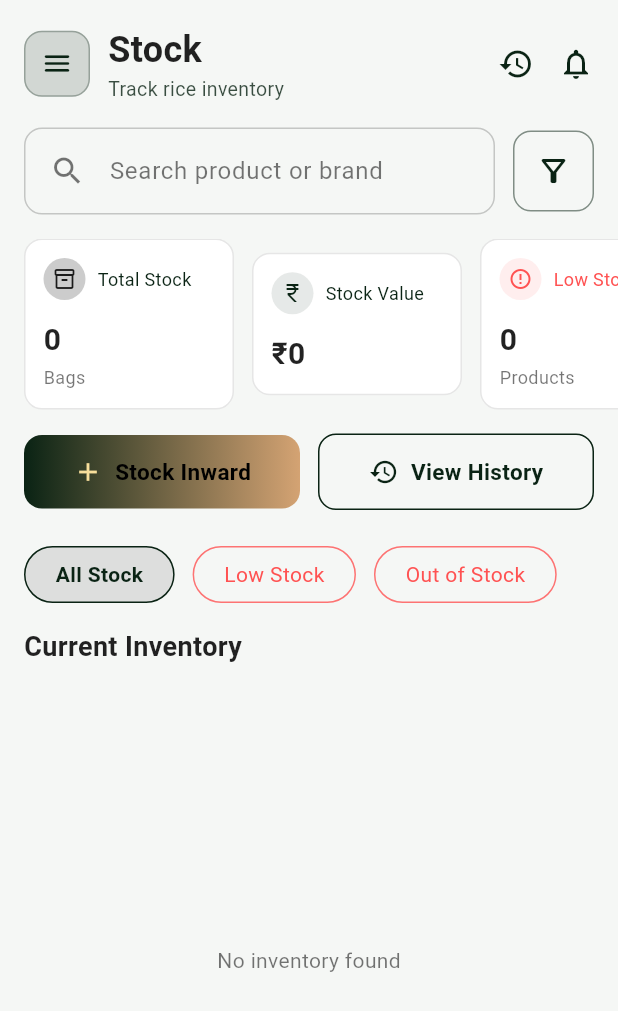
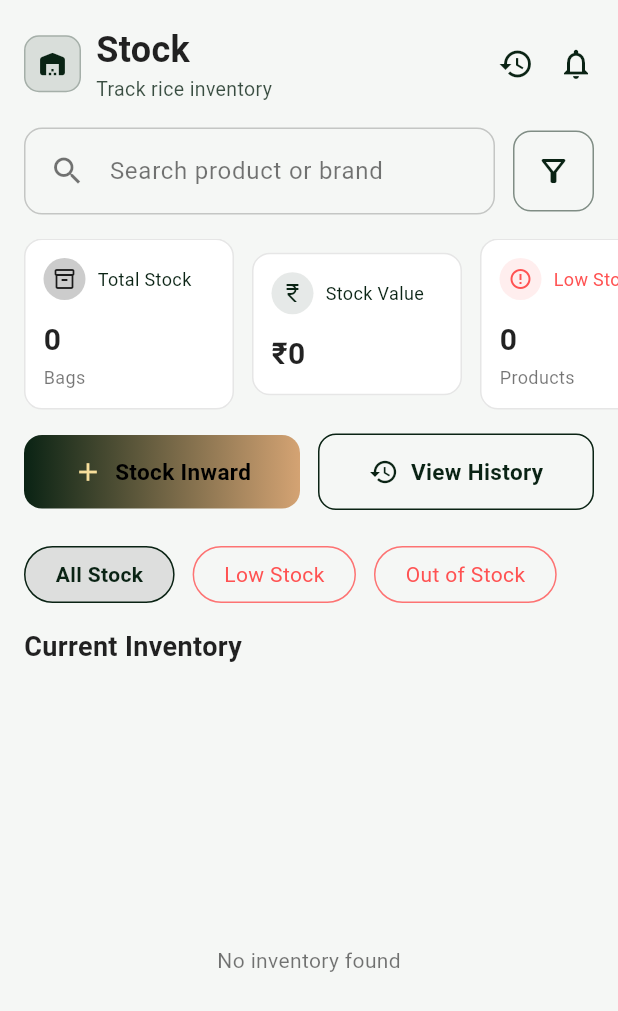
Before and after one commit to Jothimani2704/Rice_Business_WEBB, a Flutter app: the StockListScreen screen opened directly, on a phone screen of 412 x 824 dp. Shown: the top 1011 px of the screen. Run offline on Flutter 3.47's test engine with Material 3 defaults, Android fonts, the phone set to English and light mode, and no system bars; our stand-ins replace flutter_secure_storage, image_picker, shared_preferences, shimmer; accounts and stored records are empty; network calls fail.

```diff
--- a/lib/screens/stock/stock_list_screen.dart
+++ b/lib/screens/stock/stock_list_screen.dart
@@ -134,25 +134,22 @@ class _StockListScreenState extends State<StockListScreen> {
                 padding: const EdgeInsets.all(16.0),
                 child: Row(
                   children: [
-                    GestureDetector(
-                      onTap: () => AppEvents.goToTab(4),
-                      child: Container(
-                        padding: const EdgeInsets.all(10),
-                        decoration: BoxDecoration(
-                          color: Theme.of(context).colorScheme.primary.withValues(alpha: 0.15),
-                          borderRadius: BorderRadius.circular(12),
-                          border: Border.all(
-                            color: Theme.of(context).colorScheme.primary.withValues(alpha: 0.3),
-                          ),
-                        ),
-                        child: Icon(
-                          Icons.menu_rounded,
-                          color: Theme.of(context).colorScheme.primary,
-                          size: 22,
+                    Container(
+                      padding: const EdgeInsets.all(8),
+                      decoration: BoxDecoration(
+                        color: Theme.of(context).colorScheme.primary.withValues(alpha: 0.12),
+                        borderRadius: BorderRadius.circular(10),
+                        border: Border.all(
+                          color: Theme.of(context).colorScheme.primary.withValues(alpha: 0.25),
                         ),
                       ),
+                      child: Icon(
+                        Icons.warehouse_rounded,
+                        color: Theme.of(context).colorScheme.primary,
+                        size: 20,
+                      ),
                     ),
-                    const SizedBox(width: 12),
+                    const SizedBox(width: 10),
                     Expanded(
                       child: Column(
                         crossAxisAlignment: CrossAxisAlignment.start,
```
Also changed, not shown: lib/screens/customer/customer_list_screen.dart (+16 -0 lines), lib/screens/payment/payment_list_screen.dart (+20 -0 lines), lib/screens/product/product_list_screen.dart (+12 -6 lines), lib/screens/sales/sale_list_screen.dart (+16 -0 lines).
